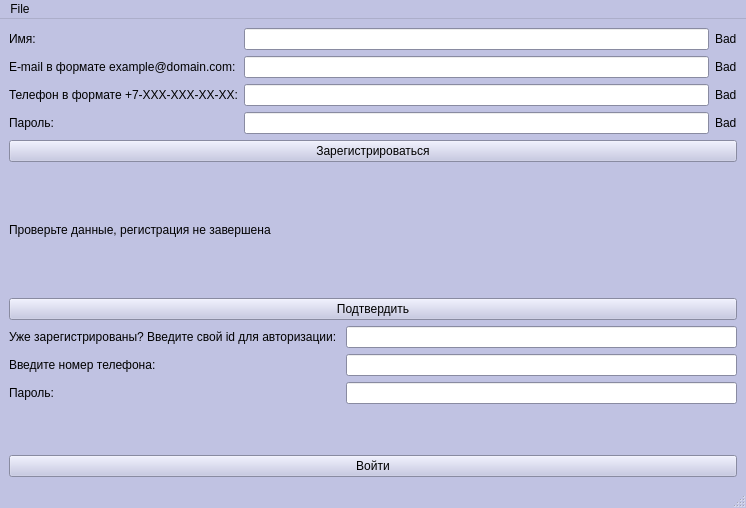
mainex/btimetable-booking, file Booking/mainwindow.ui: the form before one commit.
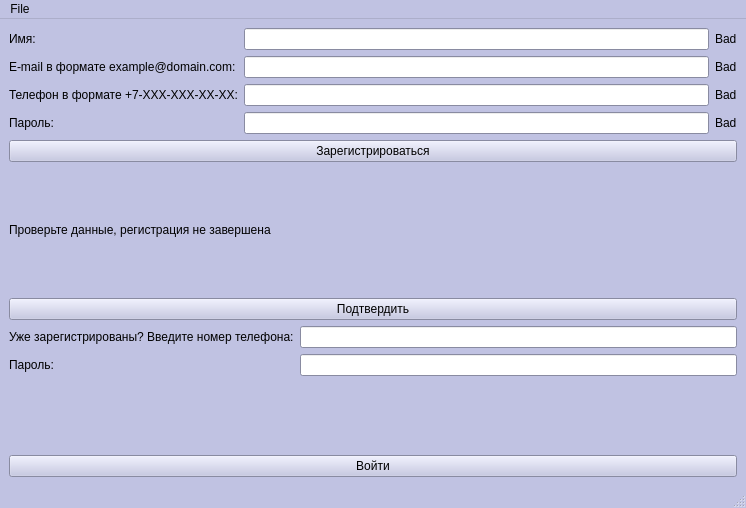
The form after the commit.

Commit message: adding authorization by telephone number

What changed in the file:
```diff
--- a/Booking/mainwindow.ui
+++ b/Booking/mainwindow.ui
@@ -581,32 +581,22 @@
     <item>
      <layout class="QFormLayout" name="formLayout">
       <item row="0" column="0">
-       <widget class="QLabel" name="authorizationLabel">
+       <widget class="QLabel" name="label_9">
         <property name="text">
-         <string>Уже зарегистрированы? Введите свой id для авторизации: </string>
+         <string>Уже зарегистрированы? Введите номер телефона:</string>
         </property>
        </widget>
       </item>
       <item row="0" column="1">
        <widget class="QLineEdit" name="idLineEdit"/>
       </item>
-      <item row="2" column="0">
+      <item row="1" column="0">
        <widget class="QLabel" name="label_7">
         <property name="text">
          <string>Пароль:</string>
         </property>
        </widget>
       </item>
-      <item row="2" column="1">
-       <widget class="QLineEdit" name="lineEdit"/>
-      </item>
-      <item row="1" column="0">
-       <widget class="QLabel" name="label_9">
-        <property name="text">
-         <string>Введите номер телефона:</string>
-        </property>
-       </widget>
-      </item>
       <item row="1" column="1">
        <widget class="QLineEdit" name="lineEdit_2"/>
       </item>
```
Left out of the diff: 4 changed lines with no effect on the pictures. The commit also changes 3 other files.
